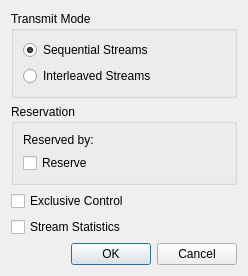
Before: the Qt Designer form client/portconfigdialog.ui in pstavirs/ostinato, drawn with Qt 5.
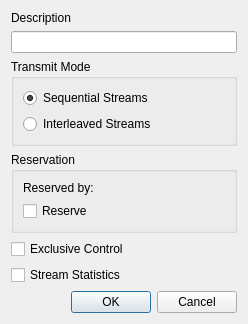
After: the same form once the commit is applied.

Commit message:
Allow user to add a port description
If a user description is available, that is shown in the ports window
other wise the system determined description is shown.

Updates #223

What changed in the file:
```diff
--- a/client/portconfigdialog.ui
+++ b/client/portconfigdialog.ui
@@ -6,14 +6,27 @@
    <rect>
     <x>0</x>
     <y>0</y>
-    <width>244</width>
-    <height>257</height>
+    <width>248</width>
+    <height>292</height>
    </rect>
   </property>
   <property name="windowTitle">
    <string>Port Config</string>
   </property>
   <layout class="QVBoxLayout">
+   <item>
+    <widget class="QLabel" name="label">
+     <property name="text">
+      <string>Description</string>
+     </property>
+     <property name="buddy">
+      <cstring>description</cstring>
+     </property>
+    </widget>
+   </item>
+   <item>
+    <widget class="QLineEdit" name="description"/>
+   </item>
    <item>
     <widget class="QGroupBox" name="transmitModeBox">
      <property name="title">
```
Left out of the diff: 8 changed lines with no effect on the pictures. The commit also changes 5 other files.
